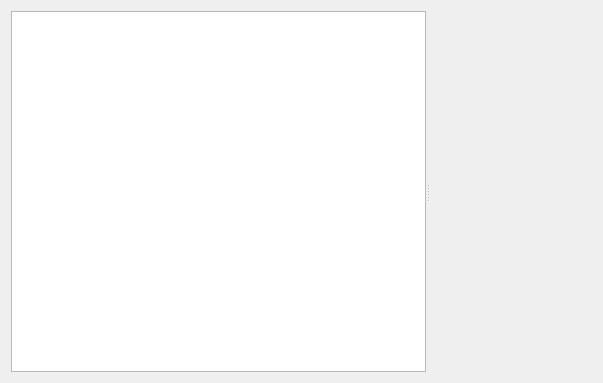
Before: the Qt Designer form PageDefault.ui in congchenutd/MedicalClaims, drawn with Qt 5.
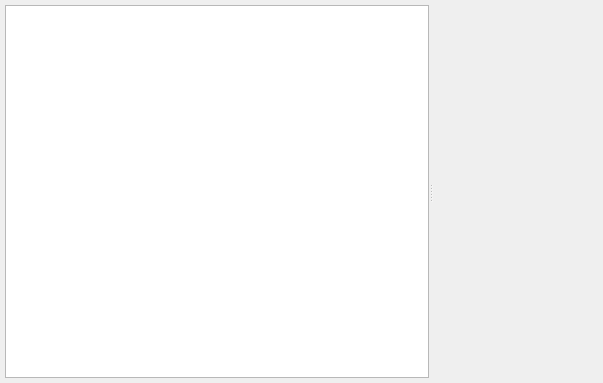
After: the same form once the commit is applied. Custom widgets are drawn as their Qt base class.

Patch:
```diff
--- a/PageDefault.ui
+++ b/PageDefault.ui
@@ -14,6 +14,18 @@
    <string>Form</string>
   </property>
   <layout class="QHBoxLayout" name="horizontalLayout">
+   <property name="leftMargin">
+    <number>5</number>
+   </property>
+   <property name="topMargin">
+    <number>5</number>
+   </property>
+   <property name="rightMargin">
+    <number>5</number>
+   </property>
+   <property name="bottomMargin">
+    <number>5</number>
+   </property>
    <item>
     <widget class="QSplitter" name="splitter">
      <property name="orientation">
```
